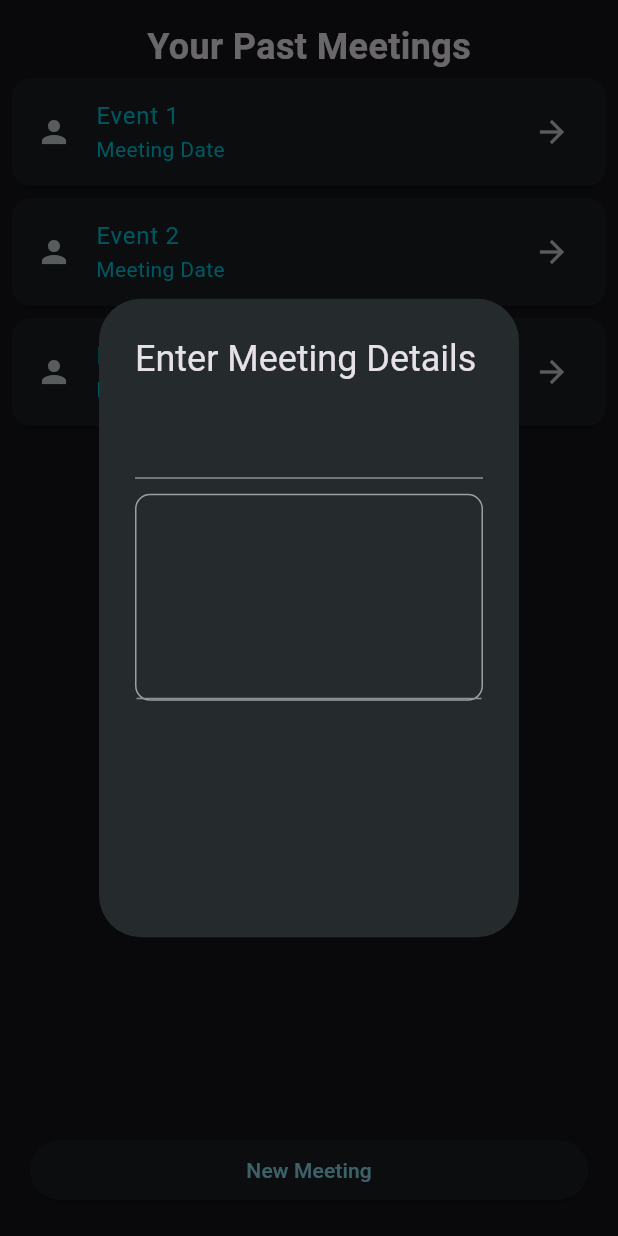
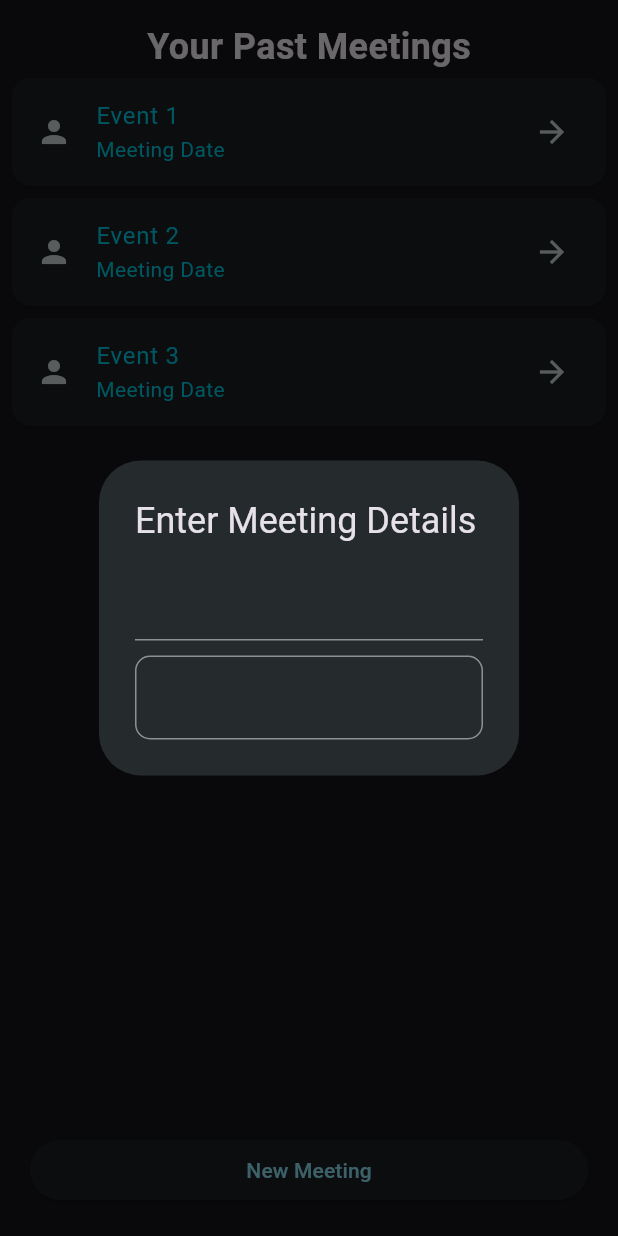
Before and after one commit to Rohan-450/EenTrack, a Flutter app: the NewMeetingScreen widget shown alone on an empty page, opened directly, after a tap on "Event 1", on a phone screen of 412 x 824 dp. Run offline on Flutter 3.47's test engine with Material 2 defaults, Android fonts, the phone set to English and light mode, and no system bars; our stand-ins replace equatable, firebase_auth, firebase_core, flutter_bloc; missing offline and left inert: qr_bar_code, qr_bar_code_scanner_dialog; accounts and stored records are empty.

Commit message:
Some Minor Changes in UI

```diff
--- a/lib/main.dart
+++ b/lib/main.dart
@@ -35,6 +35,7 @@ class MyApp extends StatelessWidget {
         seedColor: Colors.cyan,
         brightness: Brightness.dark,
       )),
+      // home: UserCredentialScreen(),
       home: BlocProvider(
         create: (context) => AuthBloc(FirebaseAuthService.instance),
         child: const AuthBlocHandle(),
--- a/lib/screen/homescreen/newmeeting_screen.dart
+++ b/lib/screen/homescreen/newmeeting_screen.dart
@@ -18,9 +18,8 @@ class NewMeetingScreen extends StatelessWidget {
             title: const Text(
               'Enter Meeting Details',
             ),
-            content: SizedBox(
-              height: MediaQuery.of(context).size.height * .4,
-              child: Column(
+            content: Column(
+              mainAxisSize: MainAxisSize.min,
               children: [
                 TextField(
                   controller: nameController,
@@ -28,20 +27,14 @@ class NewMeetingScreen extends StatelessWidget {
                 const SizedBox(
                   height: 10,
                 ),
-                  Container(
-                    decoration: BoxDecoration(
-                        borderRadius: BorderRadius.circular(10),
-                        border: Border.all(
-                          color: Colors.grey,
-                          width: 1,
-                        )),
-                    child: TextField(
+                TextField(
+                  decoration: const InputDecoration(
+                      border: OutlineInputBorder(
+                          borderRadius: BorderRadius.all(Radius.circular(10)))),
                   controller: descriptionController,
-                      maxLines: 5,
-                    ),
+                  maxLines: null,
                 )
               ],
-              ),
             ),
           );
         });
```
Also changed, not shown: lib/screen/homescreen/home_screen.dart (+30 -1 lines). Lines whose indentation alone changed are shown as unchanged.
